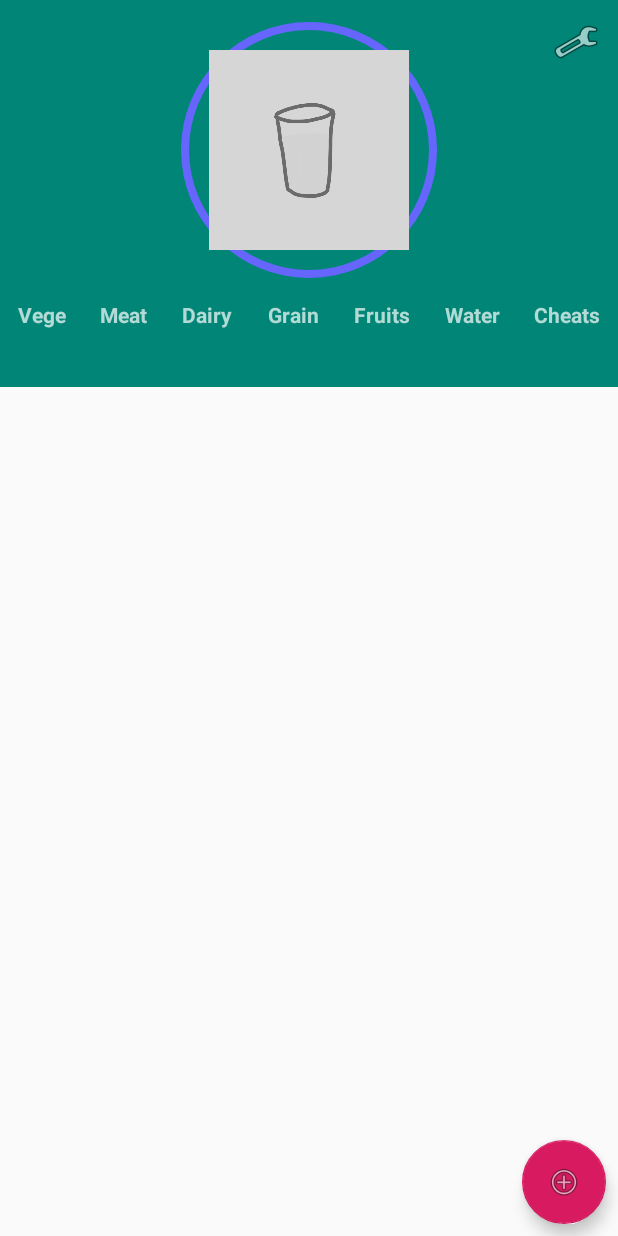
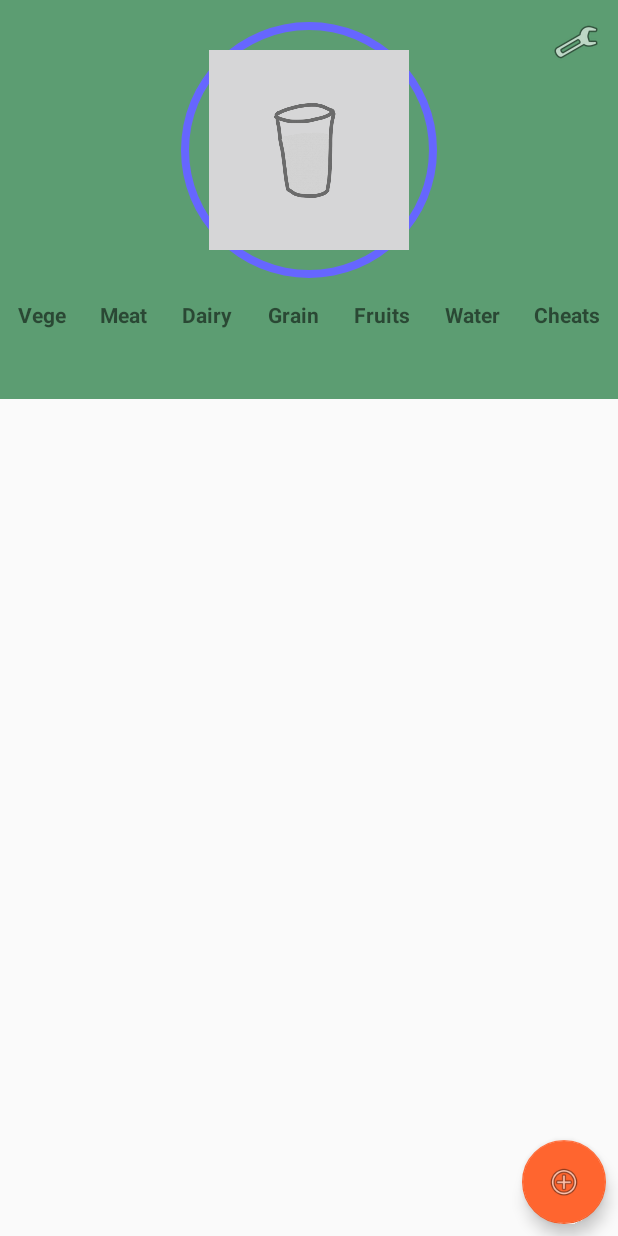
Before and after one commit to Ganterpore/SimpleDiet, an Android app: the screen it shows after launch (MainActivity), on a phone screen of 412 x 824 dp. Run offline under Robolectric (Android 15) with nearby library versions, the light colour scheme and no system bars; our stand-ins replace Firebase (no records; nobody signed in at launch, a user with empty details on screens opened directly).

Commit message:
Added colour scheme and night mode

```diff
--- a/app/src/main/java/com/ganterpore/simplediet/View/Activities/MainActivity.java
+++ b/app/src/main/java/com/ganterpore/simplediet/View/Activities/MainActivity.java
@@ -6,6 +6,7 @@ import android.content.DialogInterface;
 import android.content.Intent;
 import android.content.SharedPreferences;
 import android.graphics.Color;
+import android.os.Build;
 import android.os.Bundle;
 import android.util.Log;
 import android.view.Menu;
@@ -22,6 +23,7 @@ import androidx.appcompat.app.AlertDialog;
 import androidx.appcompat.app.AppCompatActivity;
 import androidx.appcompat.widget.Toolbar;
 import androidx.constraintlayout.widget.ConstraintLayout;
+import androidx.core.content.ContextCompat;
 
 import com.ganterpore.simplediet.Controller.BasicDietController;
 import com.ganterpore.simplediet.Controller.DailyMeals;
@@ -66,7 +68,7 @@ public class MainActivity extends AppCompatActivity implements DietController.Di
                 .build();
         FirebaseFirestore.getInstance().setFirestoreSettings(settings);
 
-        Toolbar toolbar = (Toolbar) findViewById(R.id.toolbar);
+        Toolbar toolbar = findViewById(R.id.toolbar);
         toolbar.setTitle("");
         setSupportActionBar(toolbar);
 
@@ -79,6 +81,7 @@ public class MainActivity extends AppCompatActivity implements DietController.Di
         appBarLayout.addOnOffsetChangedListener(new AppBarLayout.BaseOnOffsetChangedListener() {
             @Override
             public void onOffsetChanged(AppBarLayout appBarLayout, int verticalOffset) {
+                //making sure progress circle shrinks when scrolled upwards
                 int scrollRange = appBarLayout.getTotalScrollRange();
                 float offsetFactor = (float) (-verticalOffset) / (float) scrollRange;
                 float scaleFactor = 1F - offsetFactor * .5F ;
@@ -259,13 +262,23 @@ public class MainActivity extends AppCompatActivity implements DietController.Di
             if(servesLeft <= 0.2) {
                 countTV.setText(df.format(count) + "/" + df.format(plan));
                 leftTV.setText("Done!");
-                countTV.setTextColor(Color.GREEN);
-                leftTV.setTextColor(Color.GREEN);
+//                countTV.setTextColor(Color.GREEN);
+//                leftTV.setTextColor(Color.GREEN);
+//                countTV.setAlpha((float) 1);
+//                leftTV.setAlpha((float) 1);
             } else {
                 countTV.setText(df.format(count) + "/" + df.format(plan));
                 leftTV.setText(df.format(servesLeft) + " left");
-                countTV.setTextColor(Color.BLACK);
-                leftTV.setTextColor(Color.BLACK);
+
+//                if (Build.VERSION.SDK_INT >= Build.VERSION_CODES.M) {
+//                    countTV.setTextColor(getResources().getColor(R.color.text, getTheme()));
+//                    leftTV.setTextColor(getResources().getColor(R.color.textColor, getTheme()));
+//                } else {
+//                    countTV.setTextColor(getResources().getColor(R.color.textColor));
+//                    leftTV.setTextColor(getResources().getColor(R.color.textColor));
+//                }
+//                countTV.setAlpha((float) 0.6);
+//                leftTV.setAlpha((float) 0.6);
             }
             if(progressBar != null) {
                 progressBar.setMax((int) (plan*SCALE_FACTOR));
--- a/app/src/main/res/layout/activity_main.xml
+++ b/app/src/main/res/layout/activity_main.xml
@@ -33,7 +33,8 @@
                 android:layout_width="match_parent"
                 android:layout_height="wrap_content"
                 app:layout_collapseMode="parallax"
-                app:layout_collapseParallaxMultiplier="0.75">
+                app:layout_collapseParallaxMultiplier="0.75"
+                android:layout_marginBottom="8dp">
 
             <include
                 android:id="@+id/progress_sphere"
@@ -53,8 +54,7 @@
                 android:orientation="horizontal"
                 app:layout_constraintTop_toBottomOf="@+id/progress_sphere"
                 android:layout_gravity="center|bottom"
-                app:layout_collapseMode="parallax"
-                android:layout_marginBottom="8dp">
+                app:layout_collapseMode="parallax">
 
                 <LinearLayout
                     android:layout_width="wrap_content"
--- /dev/null
+++ b/app/src/main/res/values-night/colors.xml
@@ -0,0 +1,4 @@
+<?xml version="1.0" encoding="utf-8"?>
+<resources>
+    <color name="textColor">#D9FFFFFF</color>
+</resources>
--- a/app/src/main/res/values/colors.xml
+++ b/app/src/main/res/values/colors.xml
@@ -1,6 +1,8 @@
 <?xml version="1.0" encoding="utf-8"?>
 <resources>
-    <color name="colorPrimary">#008577</color>
+<!--    <color name="colorPrimary">#008577</color>-->
+    <color name="colorPrimary">#5c9d72</color>
     <color name="colorPrimaryDark">#00574B</color>
-    <color name="colorAccent">#D81B60</color>
+    <color name="colorAccent">#FF652F</color>
+    <color name="textColor">#808080</color>
 </resources>
--- a/app/src/main/res/values/styles.xml
+++ b/app/src/main/res/values/styles.xml
@@ -1,11 +1,13 @@
 <resources>
 
     <!-- Base application theme. -->
-    <style name="AppTheme" parent="Theme.AppCompat.Light.DarkActionBar">
+    <style name="AppTheme"
+        parent="Theme.AppCompat.DayNight.DarkActionBar">
         <!-- Customize your theme here. -->
         <item name="colorPrimary">@color/colorPrimary</item>
         <item name="colorPrimaryDark">@color/colorPrimaryDark</item>
         <item name="colorAccent">@color/colorAccent</item>
+<!--        <item name="android:textColor">@color/textColor</item>-->
     </style>
 
     <style name="AppTheme.NoActionBar">
@@ -13,8 +15,8 @@
         <item name="windowNoTitle">true</item>
     </style>
 
-    <style name="AppTheme.AppBarOverlay" parent="ThemeOverlay.AppCompat.Dark.ActionBar" />
+    <style name="AppTheme.AppBarOverlay" parent="ThemeOverlay.AppCompat.DayNight.ActionBar" />
 
-    <style name="AppTheme.PopupOverlay" parent="ThemeOverlay.AppCompat.Light" />
+    <style name="AppTheme.PopupOverlay" parent="ThemeOverlay.AppCompat.DayNight" />
 
 </resources>
```
